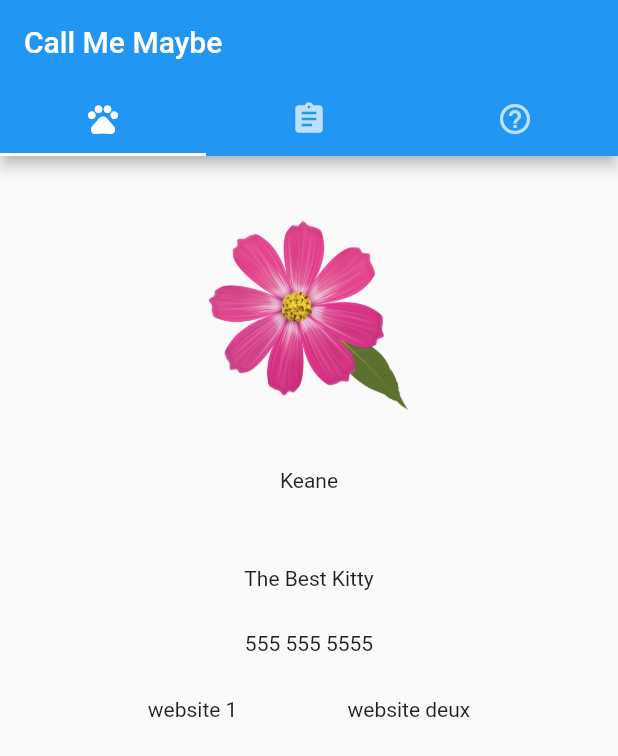
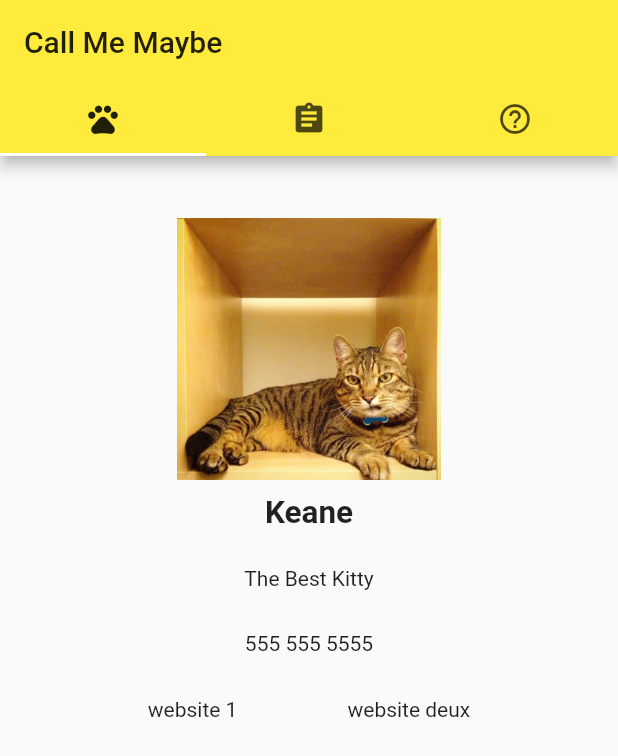
Before and after one commit to AprilCastaneda/call_me_maybe, a Flutter app: the screen it shows after launch, on a phone screen of 412 x 824 dp. Shown: the top 756 px of the screen. Run offline on Flutter 3.47's test engine with Material 2 defaults, Android fonts, the light colour scheme and no system bars; our stand-ins replace url_launcher_web.

Commit message:
Wrapped app in MaterialApp and added Theme

```diff
--- a/lib/app.dart
+++ b/lib/app.dart
@@ -33,15 +33,10 @@ class MainTabController extends StatelessWidget {
 
   @override
   Widget build(BuildContext context) {
-    // return MaterialApp(
-    //   title: 'Week 5 Explorations',
-    //   theme: ThemeData(
-    //     primarySwatch: Colors.blue,
-    //   ),
-    //   home: MainScreen(title: 'Call Me Maybe'),
-    // );
-
-    return DefaultTabController(
+    return MaterialApp(
+      title: 'Call Me Maybe',
+      theme: ThemeData(primarySwatch: Colors.yellow),
+      home: DefaultTabController(
         length: tabs.length,
         initialIndex: 0,
         child: Scaffold(
@@ -49,6 +44,7 @@ class MainTabController extends StatelessWidget {
               AppBar(title: Text('Call Me Maybe'), bottom: TabBar(tabs: tabs)),
           body: TabBarView(children: screens),
         ),
+      ),
     );
   }
 }
--- a/lib/screens/business_card_screen.dart
+++ b/lib/screens/business_card_screen.dart
@@ -28,18 +28,25 @@ class BusinessCardScreen extends StatelessWidget {
               mainAxisAlignment: MainAxisAlignment.center,
               children: [
                 Flexible(
-                  fit: FlexFit.tight,
-                  flex: 3,
+                  fit: FlexFit.loose,
+                  flex: 4,
                   child: Row(
                       mainAxisAlignment: MainAxisAlignment.center,
-                      children: [Image.asset('assets/images/flower.png')]),
+                      children: [Image.asset('assets/images/keane.jpg')]),
                 ),
                 Flexible(
                   fit: FlexFit.tight,
-                  flex: 2,
+                  flex: 1,
                   child: Row(
                       mainAxisAlignment: MainAxisAlignment.center,
-                      children: [Text('Keane')]),
+                      children: [
+                        Text(
+                          'Keane',
+                          style: DefaultTextStyle.of(context)
+                              .style
+                              .apply(fontSizeFactor: 1.5, fontWeightDelta: 2),
+                        )
+                      ]),
                 ),
                 Flexible(
                   fit: FlexFit.tight,
--- a/pubspec.yaml
+++ b/pubspec.yaml
@@ -48,7 +48,7 @@ flutter:
 
   # To add assets to your application, add an assets section, like this:
   assets:
-    - assets/images/flower.png
+    - assets/images/keane.jpg
 
   # An image asset can refer to one or more resolution-specific "variants", see
   # https://flutter.dev/assets-and-images/#resolution-aware.
```
Also changed, not shown: assets/images/keane.jpg (added), 21 other files. Lines whose indentation alone changed are shown as unchanged.
